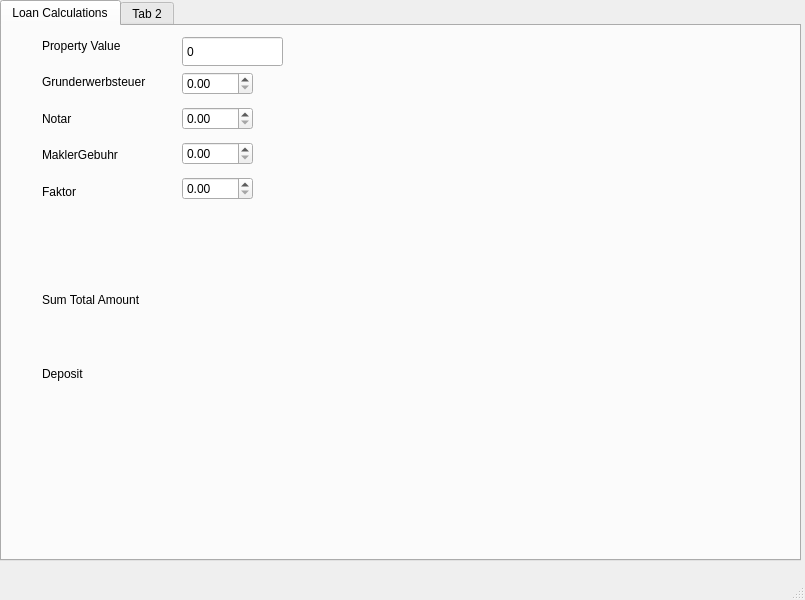
Qt form ImmoCalc.ui (karthick1987/ImmoCalcs) before a commit.
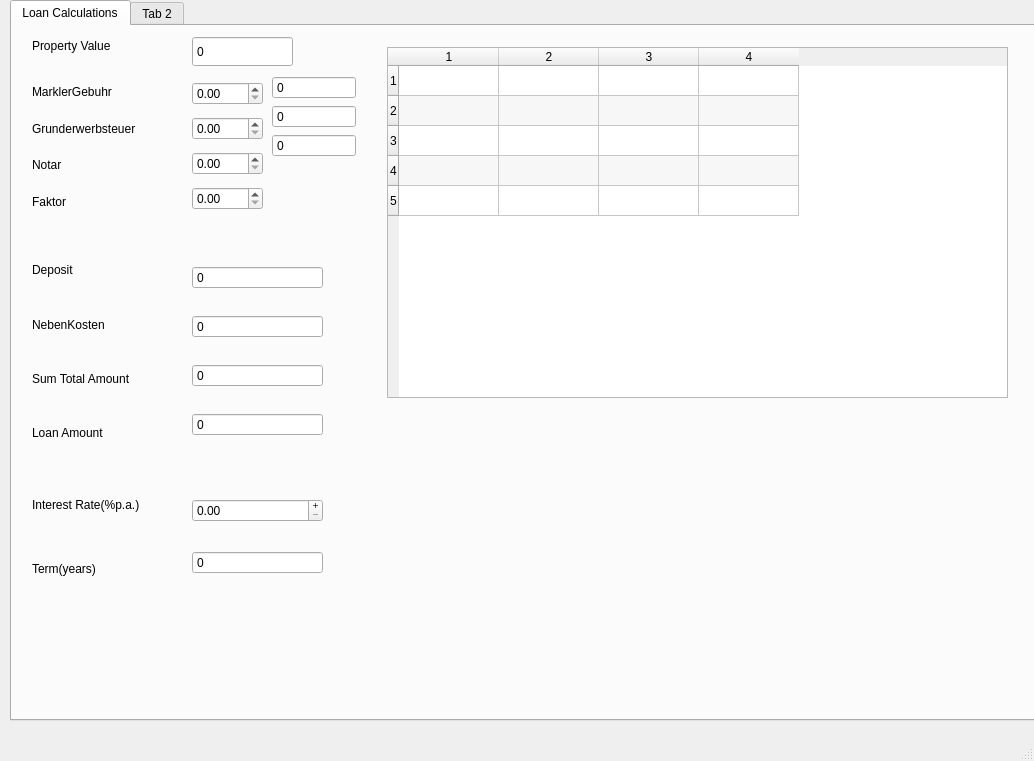
The same form after that commit.

Commit message: Most of the functionality is done except for the Table calcs

```diff
--- a/ImmoCalc.ui
+++ b/ImmoCalc.ui
@@ -6,8 +6,8 @@
    <rect>
     <x>0</x>
     <y>0</y>
-    <width>805</width>
-    <height>600</height>
+    <width>1034</width>
+    <height>761</height>
    </rect>
   </property>
   <property name="windowTitle">
@@ -20,10 +20,10 @@
     </property>
     <property name="geometry">
      <rect>
-      <x>0</x>
+      <x>10</x>
       <y>0</y>
-      <width>801</width>
-      <height>561</height>
+      <width>1031</width>
+      <height>721</height>
      </rect>
     </property>
     <property name="inputMethodHints">
@@ -64,7 +64,7 @@
      <widget class="QLabel" name="label_2">
       <property name="geometry">
        <rect>
-        <x>40</x>
+        <x>20</x>
         <y>10</y>
         <width>121</width>
         <height>19</height>
@@ -78,16 +78,26 @@
       <property name="geometry">
        <rect>
         <x>180</x>
-        <y>40</y>
+        <y>50</y>
         <width>71</width>
         <height>144</height>
        </rect>
       </property>
       <layout class="QVBoxLayout" name="verticalLayout">
        <item>
-        <widget class="QDoubleSpinBox" name="landTax">
+        <widget class="QDoubleSpinBox" name="sbCommission">
+         <property name="mouseTracking">
+          <bool>false</bool>
+         </property>
+         <property name="singleStep">
+          <double>0.100000000000000</double>
+         </property>
+        </widget>
+       </item>
+       <item>
+        <widget class="QDoubleSpinBox" name="sbLandTax">
          <property name="suffix">
-          <string extracomment="%"/>
+          <string/>
          </property>
          <property name="singleStep">
           <double>0.100000000000000</double>
@@ -102,14 +112,7 @@
         </widget>
        </item>
        <item>
-        <widget class="QDoubleSpinBox" name="commission">
-         <property name="singleStep">
-          <double>0.100000000000000</double>
-         </property>
-        </widget>
-       </item>
-       <item>
-        <widget class="QDoubleSpinBox" name="faktor">
+        <widget class="QDoubleSpinBox" name="sbFaktor">
          <property name="singleStep">
           <double>0.100000000000000</double>
          </property>
@@ -120,13 +123,27 @@
      <widget class="QWidget" name="verticalLayoutWidget_3">
       <property name="geometry">
        <rect>
-        <x>40</x>
-        <y>240</y>
+        <x>20</x>
+        <y>220</y>
         <width>131</width>
-        <height>141</height>
+        <height>211</height>
        </rect>
       </property>
       <layout class="QVBoxLayout" name="verticalLayout_3">
+       <item>
+        <widget class="QLabel" name="label_9">
+         <property name="text">
+          <string>Deposit</string>
+         </property>
+        </widget>
+       </item>
+       <item>
+        <widget class="QLabel" name="label_11">
+         <property name="text">
+          <string>NebenKosten</string>
+         </property>
+        </widget>
+       </item>
        <item>
         <widget class="QLabel" name="label_8">
          <property name="text">
@@ -135,9 +152,9 @@
         </widget>
        </item>
        <item>
-        <widget class="QLabel" name="label_11">
+        <widget class="QLabel" name="LoanAmount">
          <property name="text">
-          <string>Deposit</string>
+          <string>Loan Amount</string>
          </property>
         </widget>
        </item>
@@ -146,13 +163,20 @@
      <widget class="QWidget" name="verticalLayoutWidget_2">
       <property name="geometry">
        <rect>
-        <x>40</x>
-        <y>40</y>
+        <x>20</x>
+        <y>50</y>
         <width>131</width>
         <height>141</height>
        </rect>
       </property>
       <layout class="QVBoxLayout" name="verticalLayout_2">
+       <item>
+        <widget class="QLabel" name="label_3">
+         <property name="text">
+          <string>MarklerGebuhr</string>
+         </property>
+        </widget>
+       </item>
        <item>
         <widget class="QLabel" name="label">
          <property name="text">
@@ -167,13 +191,6 @@
          </property>
         </widget>
        </item>
-       <item>
-        <widget class="QLabel" name="label_3">
-         <property name="text">
-          <string>MaklerGebuhr</string>
-         </property>
-        </widget>
-       </item>
        <item>
         <widget class="QLabel" name="label_5">
          <property name="text">
@@ -183,6 +200,327 @@
        </item>
       </layout>
      </widget>
+     <widget class="QWidget" name="verticalLayoutWidget_4">
+      <property name="geometry">
+       <rect>
+        <x>180</x>
+        <y>220</y>
+        <width>131</width>
+        <height>211</height>
+       </rect>
+      </property>
+      <layout class="QVBoxLayout" name="verticalLayout_4">
+       <item>
+        <widget class="QSpinBox" name="sbDeposit">
+         <property name="locale">
+          <locale language="German" country="Germany"/>
+         </property>
+         <property name="buttonSymbols">
+          <enum>QAbstractSpinBox::NoButtons</enum>
+         </property>
+         <property name="accelerated">
+          <bool>true</bool>
+         </property>
+         <property name="maximum">
+          <number>10000000</number>
+         </property>
+         <property name="singleStep">
+          <number>10000</number>
+         </property>
+        </widget>
+       </item>
+       <item>
+        <widget class="QSpinBox" name="sbNebenKosten">
+         <property name="locale">
+          <locale language="German" country="Germany"/>
+         </property>
+         <property name="readOnly">
+          <bool>true</bool>
+         </property>
+         <property name="buttonSymbols">
+          <enum>QAbstractSpinBox::NoButtons</enum>
+         </property>
+         <property name="accelerated">
+          <bool>true</bool>
+         </property>
+         <property name="maximum">
+          <number>10000000</number>
+         </property>
+         <property name="singleStep">
+          <number>10000</number>
+         </property>
+        </widget>
+       </item>
+       <item>
+        <widget class="QSpinBox" name="sbTotal">
+         <property name="locale">
+          <locale language="German" country="Germany"/>
+         </property>
+         <property name="readOnly">
+          <bool>true</bool>
+         </property>
+         <property name="buttonSymbols">
+          <enum>QAbstractSpinBox::NoButtons</enum>
+         </property>
+         <property name="accelerated">
+          <bool>true</bool>
+         </property>
+         <property name="maximum">
+          <number>10000000</number>
+         </property>
+         <property name="singleStep">
+          <number>10000</number>
+         </property>
+        </widget>
+       </item>
+       <item>
+        <widget class="QSpinBox" name="sbLoanAmount">
+         <property name="locale">
+          <locale language="German" country="Germany"/>
+         </property>
+         <property name="readOnly">
+          <bool>true</bool>
+         </property>
+         <property name="buttonSymbols">
+          <enum>QAbstractSpinBox::NoButtons</enum>
+         </property>
+         <property name="accelerated">
+          <bool>true</bool>
+         </property>
+         <property name="maximum">
+          <number>10000000</number>
+         </property>
+         <property name="singleStep">
+          <number>10000</number>
+         </property>
+        </widget>
+       </item>
+      </layout>
+     </widget>
+     <widget class="QWidget" name="verticalLayoutWidget_5">
+      <property name="geometry">
+       <rect>
+        <x>260</x>
+        <y>50</y>
+        <width>84</width>
+        <height>144</height>
+       </rect>
+      </property>
+      <layout class="QVBoxLayout" name="verticalLayout_5">
+       <item>
+        <widget class="QSpinBox" name="lbCommission">
+         <property name="locale">
+          <locale language="German" country="Germany"/>
+         </property>
+         <property name="readOnly">
+          <bool>true</bool>
+         </property>
+         <property name="buttonSymbols">
+          <enum>QAbstractSpinBox::NoButtons</enum>
+         </property>
+         <property name="accelerated">
+          <bool>true</bool>
+         </property>
+         <property name="maximum">
+          <number>10000000</number>
+         </property>
+         <property name="singleStep">
+          <number>10000</number>
+         </property>
+        </widget>
+       </item>
+       <item>
+        <widget class="QSpinBox" name="lbLandTax">
+         <property name="locale">
+          <locale language="German" country="Germany"/>
+         </property>
+         <property name="readOnly">
+          <bool>true</bool>
+         </property>
+         <property name="buttonSymbols">
+          <enum>QAbstractSpinBox::NoButtons</enum>
+         </property>
+         <property name="accelerated">
+          <bool>true</bool>
+         </property>
+         <property name="maximum">
+          <number>10000000</number>
+         </property>
+         <property name="singleStep">
+          <number>10000</number>
+         </property>
+        </widget>
+       </item>
+       <item>
+        <widget class="QSpinBox" name="lbNotar">
+         <property name="locale">
+          <locale language="German" country="Germany"/>
+         </property>
+         <property name="readOnly">
+          <bool>true</bool>
+         </property>
+         <property name="buttonSymbols">
+          <enum>QAbstractSpinBox::NoButtons</enum>
+         </property>
+         <property name="accelerated">
+          <bool>true</bool>
+         </property>
+         <property name="maximum">
+          <number>10000000</number>
+         </property>
+         <property name="singleStep">
+          <number>10000</number>
+         </property>
+        </widget>
+       </item>
+       <item>
+        <spacer name="verticalSpacer">
+         <property name="orientation">
+          <enum>Qt::Vertical</enum>
+         </property>
+         <property name="sizeHint" stdset="0">
+          <size>
+           <width>20</width>
+           <height>40</height>
+          </size>
+         </property>
+        </spacer>
+       </item>
+      </layout>
+     </widget>
+     <widget class="QWidget" name="verticalLayoutWidget_6">
+      <property name="geometry">
+       <rect>
+        <x>20</x>
+        <y>450</y>
+        <width>133</width>
+        <height>121</height>
+       </rect>
+      </property>
+      <layout class="QVBoxLayout" name="verticalLayout_6">
+       <item>
+        <widget class="QLabel" name="lbInterestRate">
+         <property name="text">
+          <string>Interest Rate(%p.a.)</string>
+         </property>
+        </widget>
+       </item>
+       <item>
+        <widget class="QLabel" name="lbTerm">
+         <property name="text">
+          <string>Term(years)</string>
+         </property>
+        </widget>
+       </item>
+      </layout>
+     </widget>
+     <widget class="QWidget" name="verticalLayoutWidget_7">
+      <property name="geometry">
+       <rect>
+        <x>180</x>
+        <y>450</y>
+        <width>131</width>
+        <height>121</height>
+       </rect>
+      </property>
+      <layout class="QVBoxLayout" name="verticalLayout_7">
+       <item>
+        <widget class="QDoubleSpinBox" name="sbInterest">
+         <property name="frame">
+          <bool>true</bool>
+         </property>
+         <property name="buttonSymbols">
+          <enum>QAbstractSpinBox::PlusMinus</enum>
+         </property>
+         <property name="singleStep">
+          <double>0.010000000000000</double>
+         </property>
+        </widget>
+       </item>
+       <item>
+        <widget class="QSpinBox" name="sbTerm">
+         <property name="locale">
+          <locale language="German" country="Germany"/>
+         </property>
+         <property name="buttonSymbols">
+          <enum>QAbstractSpinBox::NoButtons</enum>
+         </property>
+         <property name="accelerated">
+          <bool>true</bool>
+         </property>
+         <property name="maximum">
+          <number>10000000</number>
+         </property>
+         <property name="singleStep">
+          <number>10000</number>
+         </property>
+        </widget>
+       </item>
+      </layout>
+     </widget>
+     <widget class="QTableWidget" name="tbEmi">
+      <property name="geometry">
+       <rect>
+        <x>375</x>
+        <y>21</y>
+        <width>621</width>
+        <height>351</height>
+       </rect>
+      </property>
+      <property name="dragEnabled">
+       <bool>true</bool>
+      </property>
+      <property name="alternatingRowColors">
+       <bool>true</bool>
+      </property>
+      <property name="sortingEnabled">
+       <bool>true</bool>
+      </property>
+      <property name="rowCount">
+       <number>5</number>
+      </property>
+      <property name="columnCount">
+       <number>4</number>
+      </property>
+      <attribute name="horizontalHeaderCascadingSectionResizes">
+       <bool>false</bool>
+      </attribute>
+      <attribute name="horizontalHeaderHighlightSections">
+       <bool>true</bool>
+      </attribute>
+      <attribute name="horizontalHeaderStretchLastSection">
+       <bool>false</bool>
+      </attribute>
+      <attribute name="verticalHeaderCascadingSectionResizes">
+       <bool>false</bool>
+      </attribute>
+      <attribute name="verticalHeaderShowSortIndicator" stdset="0">
+       <bool>true</bool>
+      </attribute>
+      <attribute name="verticalHeaderStretchLastSection">
+       <bool>false</bool>
+      </attribute>
+      <row/>
+      <row/>
+      <row/>
+      <row/>
+      <row/>
+      <column/>
+      <column/>
+      <column/>
+      <column/>
+     </widget>
+     <zorder>sbPropertyValue</zorder>
+     <zorder>label_2</zorder>
+     <zorder>verticalLayoutWidget</zorder>
+     <zorder>verticalLayoutWidget_3</zorder>
+     <zorder>verticalLayoutWidget_2</zorder>
+     <zorder>verticalLayoutWidget_4</zorder>
+     <zorder>tableWidget</zorder>
+     <zorder>verticalLayoutWidget_5</zorder>
+     <zorder>verticalLayoutWidget_6</zorder>
+     <zorder>verticalLayoutWidget_7</zorder>
+     <zorder>tbEmi</zorder>
     </widget>
     <widget class="QWidget" name="tab_2">
      <attribute name="title">
```
Left out of the diff: 16 changed lines with no effect on the pictures. The commit also changes 2 other files.
